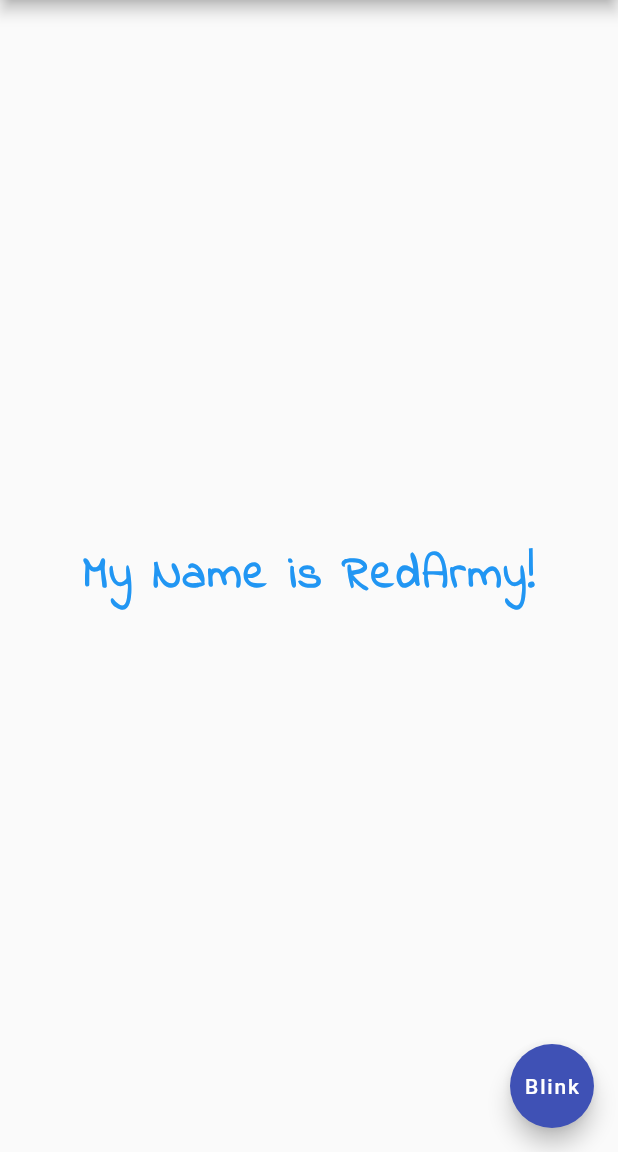
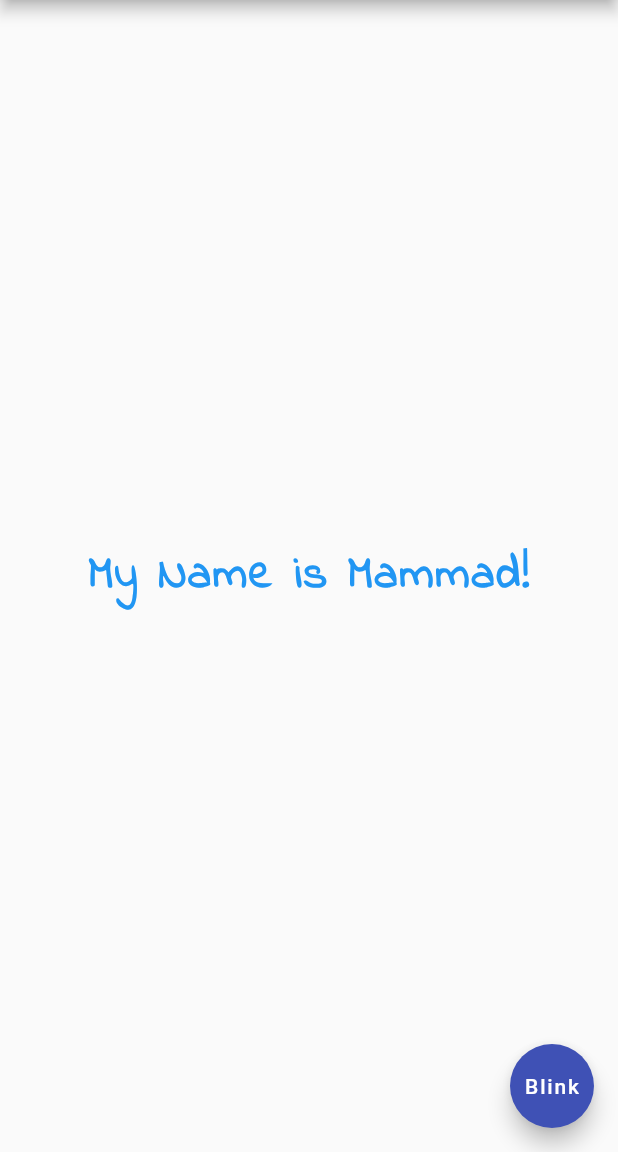
Before and after one commit to mhAshoori/flutter-first-app, a Flutter app: the screen it shows after launch, on a phone screen of 412 x 824 dp, the part 84-1236 px from its top. Run offline on Flutter 3.47's test engine with Material 2 defaults, Android fonts, the phone set to English and light mode, and no system bars.

Commit message:
Add app content to a Stateless class "Home"

```diff
--- a/lib/main.dart
+++ b/lib/main.dart
@@ -1,7 +1,15 @@
 import 'package:flutter/material.dart';
 
 void main() => runApp(MaterialApp(
-      home: Scaffold(
+      home: Home()
+    ));
+
+class Home extends StatelessWidget {
+  const Home({Key? key}) : super(key: key);
+
+  @override
+  Widget build(BuildContext context) {
+    return Scaffold(
       appBar: AppBar(
         title: Text(
           "My First App",
@@ -11,7 +19,7 @@ void main() => runApp(MaterialApp(
       ),
       body: Center(
         child: Text(
-            'My Name is RedArmy!',
+          'My Name is Mammad!',
           style: TextStyle(
               fontSize: 30,
               fontWeight: FontWeight.bold,
@@ -27,5 +35,6 @@ void main() => runApp(MaterialApp(
         backgroundColor: Colors.indigo,
         child: Text('Blink'),
       ),
-      ),
-    ));
+    );
+  }
+}
```
Lines whose indentation alone changed are shown as unchanged.
